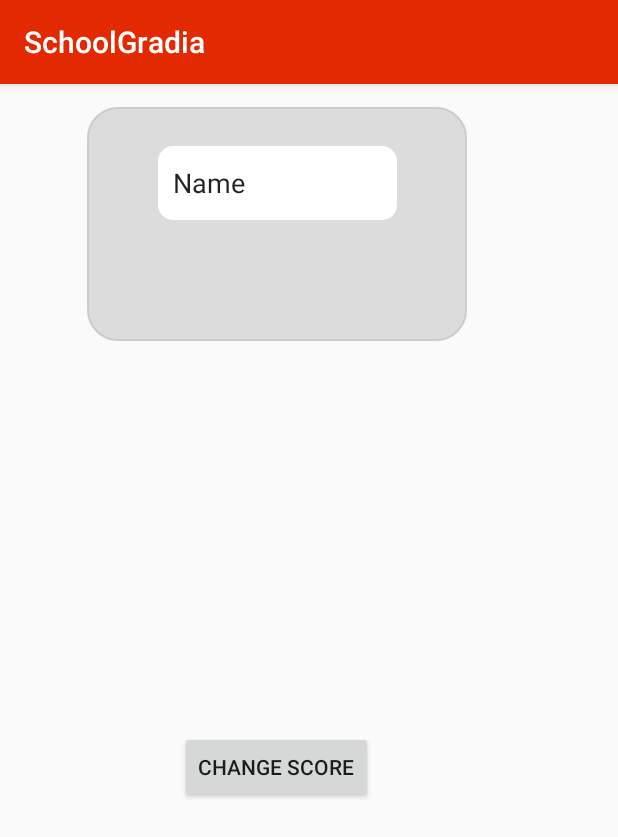
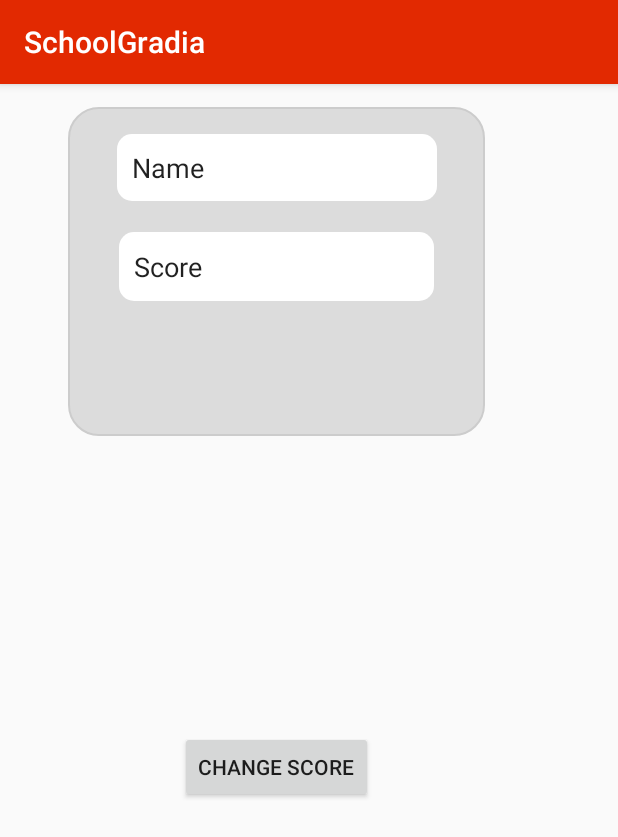
Before and after one commit to petemarasco/SchoolGradia, an Android app: the screen it shows after launch (MainActivity), after a tap on "CHANGE SCORE", on a phone screen of 412 x 824 dp. Shown: the top 837 px of the screen. Run offline under Robolectric (Android 15) with nearby library versions, the light colour scheme and no system bars.

Commit message:
Created the subjectGrade which is a subclass of Score and made some updates to score

```diff
--- a/app/src/main/AndroidManifest.xml
+++ b/app/src/main/AndroidManifest.xml
@@ -9,12 +9,15 @@
         android:roundIcon="@mipmap/ic_launcher_round"
         android:supportsRtl="true"
         android:theme="@style/AppTheme">
-        <activity android:name=".Display.MainActivity">
+        <activity
+            android:name=".Display.MainActivity"
+            android:screenOrientation="portrait">
             <intent-filter>
                 <action android:name="android.intent.action.MAIN" />
 
                 <category android:name="android.intent.category.LAUNCHER" />
             </intent-filter>
+
         </activity>
     </application>
 
--- a/app/src/main/java/com/example/rockm/schoolgradia/Display/MainScreen.java
+++ b/app/src/main/java/com/example/rockm/schoolgradia/Display/MainScreen.java
@@ -1,17 +1,22 @@
 package com.example.rockm.schoolgradia.Display;
 
+import android.content.Context;
 import android.support.v4.app.Fragment;
 import android.os.Bundle;
 import android.view.LayoutInflater;
 import android.view.View;
 import android.view.ViewGroup;
 import android.widget.Button;
-import android.widget.EditText;
+import android.widget.LinearLayout;
 import android.widget.TextView;
+import android.widget.Toast;
 
 import com.example.rockm.schoolgradia.Information.IndividualScore;
-import com.example.rockm.schoolgradia.Information.Score;
+import com.example.rockm.schoolgradia.Information.SubjectScore;
 import com.example.rockm.schoolgradia.R;
+
+import static android.R.attr.name;
+import static android.icu.lang.UCharacter.GraphemeClusterBreak.T;
 
 /**
  * Created by rockm on 3/4/2018.
@@ -19,11 +24,11 @@ import com.example.rockm.schoolgradia.R;
 
 
 public class MainScreen extends Fragment {
-    private IndividualScore score;
+    private SubjectScore subScore;
     @Override
     public View onCreateView(LayoutInflater inflater, ViewGroup container,
                              Bundle savedInstanceState) {
-        score= new IndividualScore(0,"Example");
+        subScore= new SubjectScore("Example");
         // Inflate the layout for this fragment
         return inflater.inflate(R.layout.mainscreen, container, false);
 
@@ -31,14 +36,14 @@ public class MainScreen extends Fragment {
 
     @Override
     public void onViewCreated(View view, Bundle savedInstanceState){
-        score.changeGrade(100);
-       TextView scoreText= getActivity().findViewById(R.id.textScore);
-        scoreText.setText(score.getScore()+"");
+
+       TextView scoreText= getActivity().findViewById(R.id.textGradeScore);
+        scoreText.setText("Grade: "+subScore.getScore()+"%");
         super.onViewCreated(view, savedInstanceState);
         Button popPopUpButton= getActivity().findViewById(R.id.buttonPopPopUp);
         popPopUpButton.setOnClickListener(popUpListener());
         Button setGrade = getActivity().findViewById(R.id.Confirm);
-        setGrade.setOnClickListener(gradeChangeListener());
+        setGrade.setOnClickListener(gradeAddListener());
 
     }
 
@@ -47,22 +52,51 @@ public class MainScreen extends Fragment {
             public void onClick(View view) {
                     View popUp = getActivity().findViewById(R.id.popUp);
                     popUp.setVisibility(View.VISIBLE);
-                    TextView scoreText= getActivity().findViewById(R.id.textScore);
+                    TextView scoreText= getActivity().findViewById(R.id.textGradeScore);
                     scoreText.setVisibility(View.INVISIBLE);
                 }
         };
     }
 
-    private View.OnClickListener gradeChangeListener(){
+    private View.OnClickListener gradeAddListener(){
         return new View.OnClickListener() {
             public void onClick(View view) {
                 View popUp = getActivity().findViewById(R.id.popUp);
-                TextView scoreToSetText = getActivity().findViewById(R.id.textScoreToBeSet);
-                score.changeGrade(Integer.parseInt(scoreToSetText.getText().toString()));
-                TextView scoreText= getActivity().findViewById(R.id.textScore);
-                scoreText.setText(score.getScore()+"");
-                scoreText.setVisibility(View.VISIBLE);
+                TextView scoreToSetTextView = getActivity().findViewById(R.id.textIndividualScore);
+                TextView scoreTextView= getActivity().findViewById(R.id.textGradeScore);
+                TextView scoreNameTextView = getActivity().findViewById(R.id.textScoreName);
+                TextView individualScoreTextView= new TextView(getActivity());
+                LinearLayout layout = getActivity().findViewById(R.id.layoutScoreList);
+                layout.setVisibility(View.INVISIBLE);
+                try{
+                    Integer score=Integer.parseInt(scoreToSetTextView.getText().toString());
+                    String name = scoreNameTextView.getText().toString();
+                    if (name.isEmpty())
+                        throw new NullPointerException();
+                    IndividualScore individualScore= new IndividualScore(score,name);
+                    subScore.addGrade(individualScore);
+                    scoreTextView.setText("Grade: "+subScore.getScore()+"");
+                    individualScoreTextView.setText("|"+individualScore.getName()+"|: "+individualScore.getScore());
+                    individualScoreTextView.setTextAlignment(View.TEXT_ALIGNMENT_CENTER);
+                    layout.addView(individualScoreTextView);
+                }
+                catch (NumberFormatException e){
+                    Context context = getActivity().getApplicationContext();
+                    CharSequence text="Invalid score";
+                    int duration=Toast.LENGTH_SHORT;
+                    Toast toast=Toast.makeText(context,text,duration);
+                    toast.show();
+                }
+                catch (NullPointerException e){
+                    Context context = getActivity().getApplicationContext();
+                    CharSequence text="Invalid Name";
+                    int duration=Toast.LENGTH_SHORT;
+                    Toast toast=Toast.makeText(context,text,duration);
+                    toast.show();
+                }
+                scoreTextView.setVisibility(View.VISIBLE);
                 popUp.setVisibility(View.INVISIBLE);
+                layout.setVisibility(View.VISIBLE);
             }
         };
     }
--- /dev/null
+++ b/app/src/main/java/com/example/rockm/schoolgradia/Information/SubjectScore.java
@@ -0,0 +1,40 @@
+package com.example.rockm.schoolgradia.Information;
+
+import java.util.ArrayList;
+
+/**
+ * Created by rockm on 3/17/2018.
+ */
+
+public class SubjectScore extends Score {
+    private int count;
+    private ArrayList<IndividualScore> arrayListOfScores;
+    public SubjectScore(String name){
+        count=0;
+        arrayListOfScores= new ArrayList<IndividualScore>();
+        super.setName(name);
+        super.setScore(0);
+    }
+    public void addGrade(IndividualScore score){
+        arrayListOfScores.add(score);
+        int totalGrade=0;
+        for(IndividualScore s: arrayListOfScores)
+            totalGrade+=s.getScore();
+        setScore(totalGrade/++count);
+    }
+    public IndividualScore getIndvidualScore(int i){
+        return arrayListOfScores.get(i);
+    }
+    public IndividualScore getIndvidualScore(IndividualScore score){
+        IndividualScore result=null;
+
+        for(IndividualScore s: arrayListOfScores){
+            if(s.getScore()==score.getScore()&&s.getName()==score.getName()) {
+                result = s;
+                break;
+            }
+        }
+
+        return result;
+    }
+}
--- a/app/src/main/res/layout/mainscreen.xml
+++ b/app/src/main/res/layout/mainscreen.xml
@@ -13,8 +13,8 @@
         <android.support.constraint.ConstraintLayout
 
             android:id="@+id/popUp"
-            android:layout_width="253dp"
-            android:layout_height="156dp"
+            android:layout_width="278dp"
+            android:layout_height="219dp"
             android:layout_marginBottom="8dp"
             android:layout_marginLeft="8dp"
             android:layout_marginRight="8dp"
@@ -25,8 +25,9 @@
             app:layout_constraintRight_toRightOf="parent"
             app:layout_constraintTop_toTopOf="parent"
             android:background="@drawable/popupborder1"
-            app:layout_constraintVertical_bias="0.023"
-            app:layout_constraintHorizontal_bias="0.504">
+            app:layout_constraintVertical_bias="0.028"
+            android:layout_marginStart="8dp"
+            android:layout_marginEnd="8dp">
 
             <Button
                 android:id="@+id/Confirm"
@@ -34,7 +35,7 @@
                 android:layout_height="wrap_content"
                 android:text="Confirm"
                 android:layout_marginTop="90dp"
-                app:layout_constraintTop_toBottomOf="@+id/textScoreToBeSet"
+                app:layout_constraintTop_toBottomOf="@+id/textIndividualScore"
                 app:layout_constraintLeft_toLeftOf="parent"
                 app:layout_constraintRight_toRightOf="parent"
                 app:layout_constraintBottom_toBottomOf="parent"
@@ -43,31 +44,52 @@
                 app:layout_constraintVertical_bias="1.0" />
 
             <EditText
-                android:id="@+id/textScoreToBeSet"
-                android:layout_width="159dp"
-                android:layout_height="49dp"
+                android:id="@+id/textIndividualScore"
+                android:layout_width="210dp"
+                android:layout_height="46dp"
+                android:layout_marginEnd="8dp"
                 android:layout_marginLeft="8dp"
-                android:layout_marginTop="16dp"
+                android:layout_marginRight="8dp"
+                android:layout_marginStart="8dp"
+                android:layout_marginTop="73dp"
+                android:background="@drawable/edittextrounded"
                 android:ems="10"
                 android:inputType="textPersonName"
+                android:text="Score"
+                app:layout_constraintLeft_toLeftOf="parent"
+                app:layout_constraintRight_toRightOf="parent"
+                app:layout_constraintTop_toTopOf="parent" />
+
+            <EditText
+                android:id="@+id/textScoreName"
+                android:layout_width="wrap_content"
+                android:layout_height="wrap_content"
+                android:ems="10"
+                android:inputType="textPersonName"
+                android:text="Name"
                 android:background="@drawable/edittextrounded"
-                android:text="Name"
+                app:layout_constraintHorizontal_bias="0.51"
                 app:layout_constraintLeft_toLeftOf="parent"
+                app:layout_constraintRight_toRightOf="parent"
                 app:layout_constraintTop_toTopOf="parent"
-                android:layout_marginRight="8dp"
-                app:layout_constraintRight_toRightOf="parent" />
+                android:layout_marginTop="8dp" />
+
         </android.support.constraint.ConstraintLayout>
 
         <TextView
-            android:id="@+id/textScore"
-            android:layout_width="wrap_content"
-            android:layout_height="wrap_content"
-            android:layout_marginTop="56dp"
-            android:textSize="20dp"
-            android:text="Example"
-            app:layout_constraintLeft_toLeftOf="parent"
+            android:id="@+id/textGradeScore"
+            android:layout_width="366dp"
+            android:layout_height="40dp"
+            android:layout_marginRight="8dp"
+            android:layout_marginTop="16dp"
+            android:ems="10"
+            android:inputType="textPersonName"
+            android:text="Name"
+            android:textAlignment="textStart"
             app:layout_constraintRight_toRightOf="parent"
-            app:layout_constraintTop_toTopOf="parent" />
+            app:layout_constraintTop_toTopOf="parent"
+            android:layout_marginLeft="8dp"
+            app:layout_constraintLeft_toLeftOf="parent" />
 
         <Button
             android:id="@+id/buttonPopPopUp"
@@ -79,5 +101,21 @@
             app:layout_constraintLeft_toLeftOf="parent"
             app:layout_constraintRight_toRightOf="parent" />
 
+        <LinearLayout
+            android:id="@+id/layoutScoreList"
+            android:layout_width="334dp"
+            android:layout_height="95dp"
+            android:layout_marginEnd="8dp"
+            android:layout_marginLeft="8dp"
+            android:layout_marginRight="8dp"
+            android:orientation="vertical"
+            app:layout_constraintHorizontal_bias="0.653"
+            app:layout_constraintLeft_toLeftOf="parent"
+            app:layout_constraintRight_toRightOf="parent"
+            android:layout_marginTop="12dp"
+            app:layout_constraintTop_toBottomOf="@+id/textGradeScore">
+
+        </LinearLayout>
+
     </android.support.constraint.ConstraintLayout>
 </LinearLayout>
```
Also changed, not shown: app/src/main/java/com/example/rockm/schoolgradia/Information/SubjectGrade.java (deleted, +0 -20 lines).
